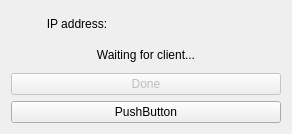
First picture: the form in server.ui, repository tohlh/Luzhanqi, before the edit.
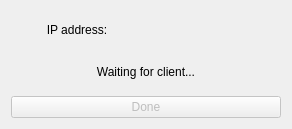
Second picture: the form after the edit.

Commit message: removed unused button

What changed in the file:
```diff
--- a/server.ui
+++ b/server.ui
@@ -7,7 +7,7 @@
     <x>0</x>
     <y>0</y>
     <width>292</width>
-    <height>134</height>
+    <height>129</height>
    </rect>
   </property>
   <property name="sizePolicy">
@@ -64,13 +64,6 @@
      </property>
     </widget>
    </item>
-   <item>
-    <widget class="QPushButton" name="pushButton">
-     <property name="text">
-      <string>PushButton</string>
-     </property>
-    </widget>
-   </item>
   </layout>
  </widget>
  <resources/>
```
